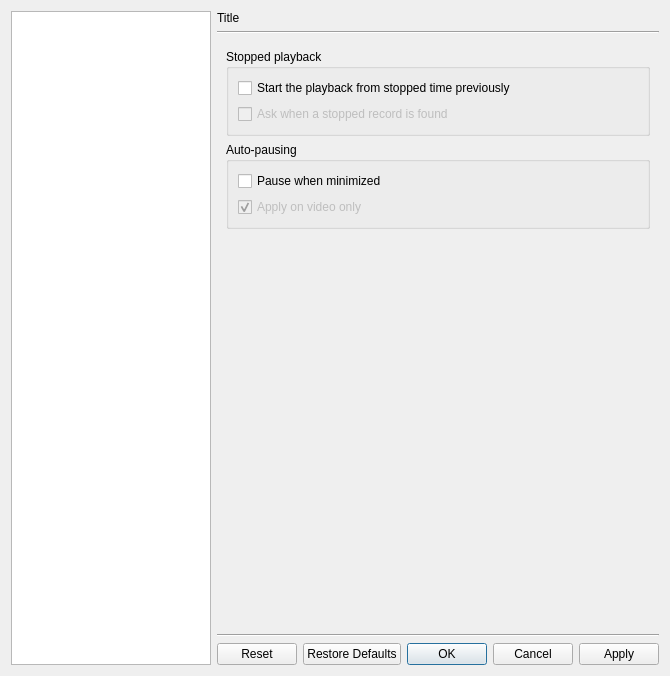
The window that src/cmplayer/ui/prefdialog.ui (bylee20/bomi) describes before a commit, drawn with Qt 5.
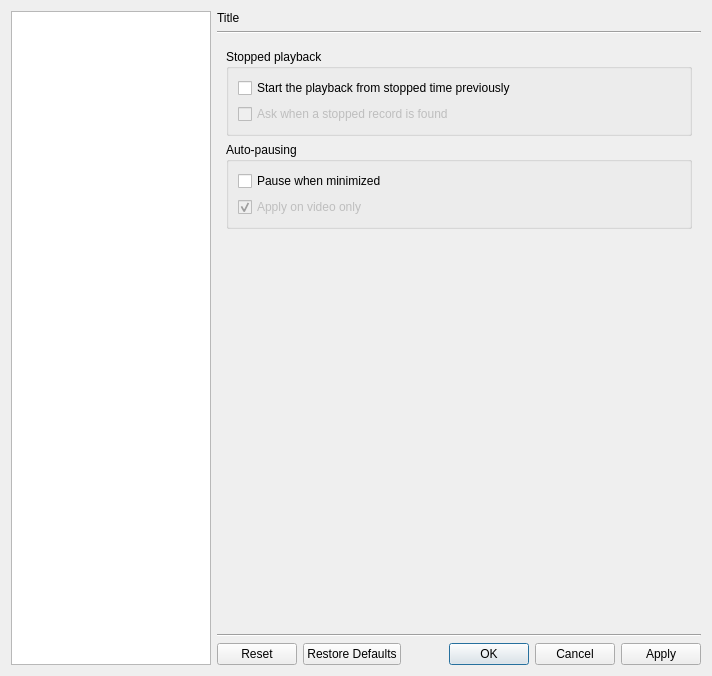
The same window after the commit. The open tabs and pages were chosen to show the change. Icons and pictures are not drawn. Custom widgets are drawn as their Qt base class.

The edit to the form file:
```diff
--- a/src/cmplayer/ui/prefdialog.ui
+++ b/src/cmplayer/ui/prefdialog.ui
@@ -6,7 +6,7 @@
    <rect>
     <x>0</x>
     <y>0</y>
-    <width>662</width>
+    <width>712</width>
     <height>676</height>
    </rect>
   </property>
```
Left out of the diff: 148 changed lines with no effect on the pictures.
